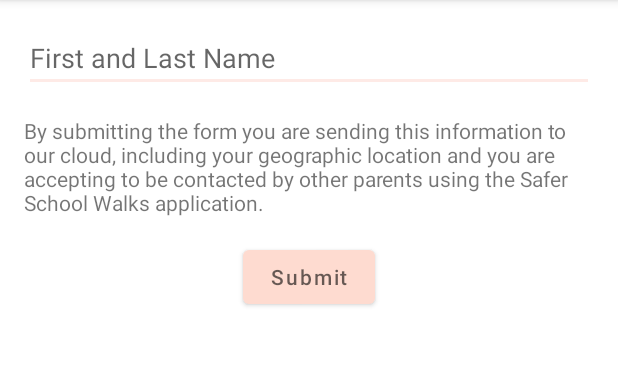
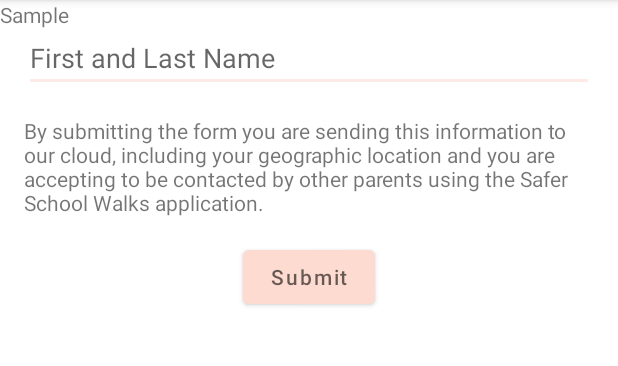
Before and after one commit to ancara-art/childrensaferwalks, an Android app: the screen it shows after launch (MainActivity), on a phone screen of 412 x 824 dp, the part 84-450 px from its top. Run offline under Robolectric (Android 15) with nearby library versions, the phone set to English and light mode, and no system bars.

Commit message:
This is a Test

```diff
--- a/app/src/main/res/layout/activity_main.xml
+++ b/app/src/main/res/layout/activity_main.xml
@@ -72,4 +72,12 @@
         app:layout_constraintStart_toStartOf="parent"
         app:layout_constraintTop_toBottomOf="@+id/editText" />
 
+    <TextView
+        android:id="@+id/textView3"
+        android:layout_width="110dp"
+        android:layout_height="32dp"
+        android:text="@string/Test_git"
+        tools:layout_editor_absoluteX="203dp"
+        tools:layout_editor_absoluteY="619dp" />
+
 </androidx.constraintlayout.widget.ConstraintLayout>
--- a/app/src/main/res/values/strings.xml
+++ b/app/src/main/res/values/strings.xml
@@ -5,4 +5,5 @@
     <string name="textView2">"Information successfully submitted \nParent name: %1$s \nLatitude: %2$.4f \nLongitude: %3$.4f \nTimestamp: %4$tr"</string>
     <string name="location_permission_denied">Denied location</string>
     <string name="no_location">Please turn on your location</string>
+    <string name="Test_git">Sample</string>
 </resources>
```
